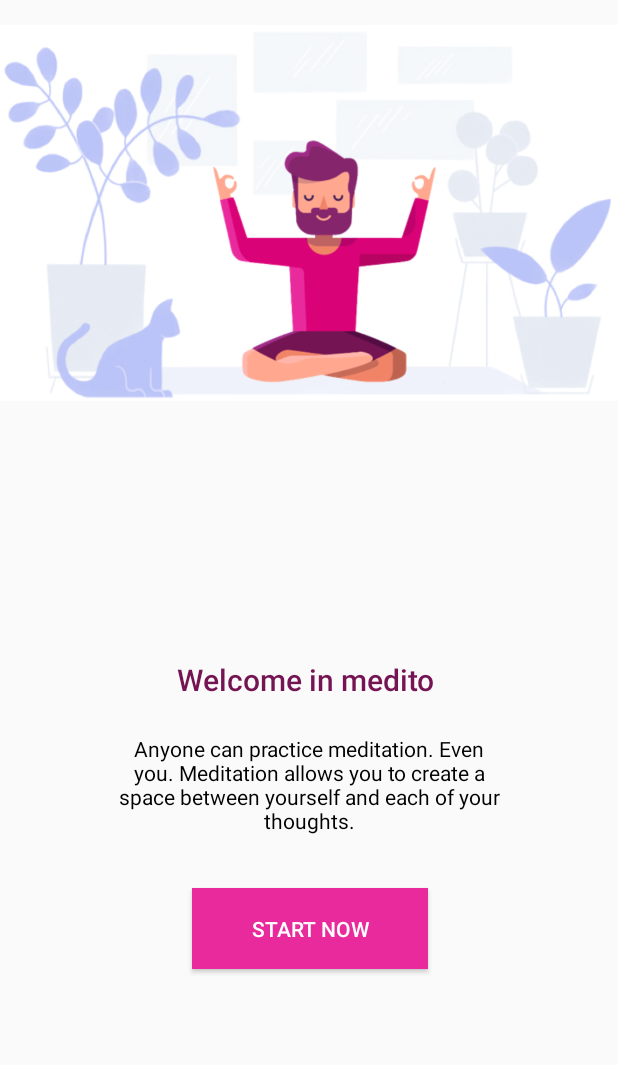
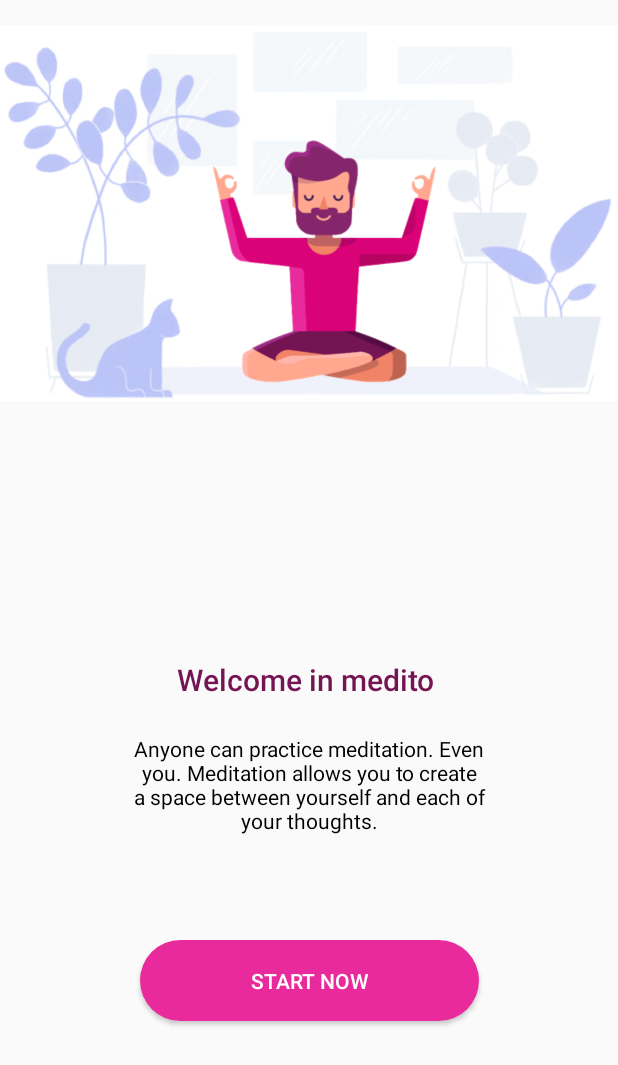
Before and after one commit to julioyildo/kotlin_yoga, an Android app: the screen it shows after launch (MainActivity), on a phone screen of 412 x 824 dp. Shown: the top 1065 px of the screen. Run offline under Robolectric (Android 15) with nearby library versions, the phone set to English and light mode, and no system bars.

Commit message:
add new homme button

```diff
--- a/app/src/main/java/fr/serhatyildirim/yoga/MainActivity.kt
+++ b/app/src/main/java/fr/serhatyildirim/yoga/MainActivity.kt
@@ -15,7 +15,7 @@ class MainActivity : AppCompatActivity() {
         super.onCreate(savedInstanceState)
         setContentView(R.layout.activity_main)
 
-        home_button.setOnClickListener {
+        button_home.setOnClickListener {
             val intent = Intent(this, SecondActivity::class.java)
             startActivity(intent)
         }
--- a/app/src/main/java/fr/serhatyildirim/yoga/SecondActivity.kt
+++ b/app/src/main/java/fr/serhatyildirim/yoga/SecondActivity.kt
@@ -31,12 +31,12 @@ class SecondActivity : AppCompatActivity() {
 
         when(index) {
             MENU_SLEEP -> {
-                val value = 42 // valeur arbitraire
+                val value = MENU_SLEEP // valeur arbitraire
                 startActivity(ThirdActivity.createIntent(this, value))
             }
 
             MENU_STRESS -> {
-                val value = 2 // valeur arbitraire
+                val value = MENU_STRESS // valeur arbitraire
                 startActivity(ThirdActivity.createIntent(this, value))
             }
         }
--- a/app/src/main/java/fr/serhatyildirim/yoga/ThirdActivity.kt
+++ b/app/src/main/java/fr/serhatyildirim/yoga/ThirdActivity.kt
@@ -13,6 +13,10 @@ class ThirdActivity : AppCompatActivity() {
 
     companion object {
         val EXTRA_VALUE = "EXTRA_VALUE"
+
+        val tets = {
+
+        }
 
         fun createIntent(context: Context, value: Int): Intent {
             return Intent(context, ThirdActivity::class.java).putExtra(EXTRA_VALUE, value)
--- /dev/null
+++ b/app/src/main/res/drawable/button_home.xml
@@ -0,0 +1,11 @@
+<?xml version="1.0" encoding="utf-8"?>
+<selector xmlns:android="http://schemas.android.com/apk/res/android">
+    <item>
+        <shape android:shape="rectangle">
+            <solid android:color="@color/buttonColor" />
+            <!-- <stroke android:color="#8A2BE2" android:width="2dp" />-->
+            <!--corners allow us to make the rounded corners button-->
+            <corners android:radius="50dp" />
+        </shape>
+    </item>
+</selector>
--- a/app/src/main/res/layout/activity_main.xml
+++ b/app/src/main/res/layout/activity_main.xml
@@ -42,7 +42,7 @@
 
     <TextView
         android:id="@+id/home_description"
-        android:layout_width="256dp"
+        android:layout_width="249dp"
         android:layout_height="79dp"
         android:layout_marginEnd="8dp"
         android:layout_marginStart="8dp"
@@ -56,23 +56,21 @@
         app:layout_constraintTop_toBottomOf="@+id/home_title" />
 
     <Button
-        android:id="@+id/home_button"
-        style="@style/Widget.AppCompat.Button"
-        android:layout_width="157dp"
+        android:id="@+id/button_home"
+        android:layout_width="226dp"
         android:layout_height="54dp"
-        android:layout_marginBottom="16dp"
+        android:layout_marginBottom="8dp"
         android:layout_marginEnd="8dp"
         android:layout_marginStart="8dp"
-        android:layout_marginTop="16dp"
-        android:background="@color/buttonColor"
-        android:elevation="3dp"
-        android:text="@string/home_button"
+        android:layout_marginTop="8dp"
+        android:background="@drawable/button_home"
+        android:elevation="0dp"
+        android:text="START NOW"
         android:textColor="@android:color/background_light"
         app:layout_constraintBottom_toBottomOf="parent"
         app:layout_constraintEnd_toEndOf="parent"
-        app:layout_constraintHorizontal_bias="0.502"
         app:layout_constraintStart_toStartOf="parent"
         app:layout_constraintTop_toBottomOf="@+id/home_description"
-        app:layout_constraintVertical_bias="0.043" />
+        app:layout_constraintVertical_bias="0.269" />
 
 </android.support.constraint.ConstraintLayout>
```
Also changed, not shown: app/src/main/res/layout/activity_third.xml (+17 -2 lines).
